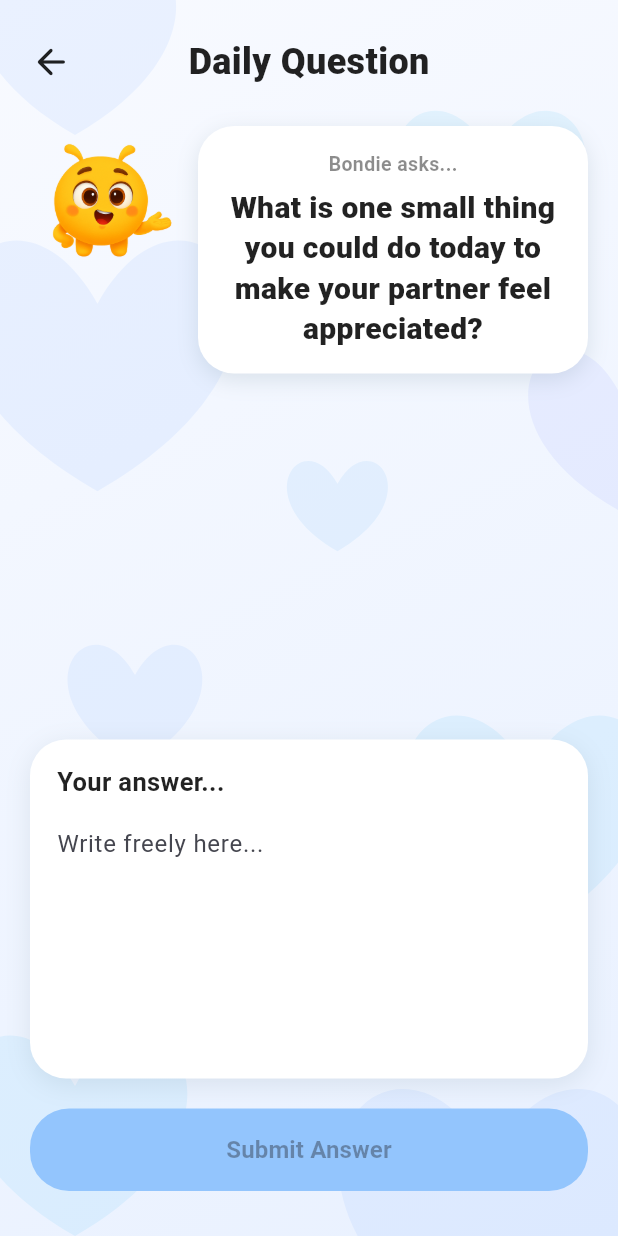
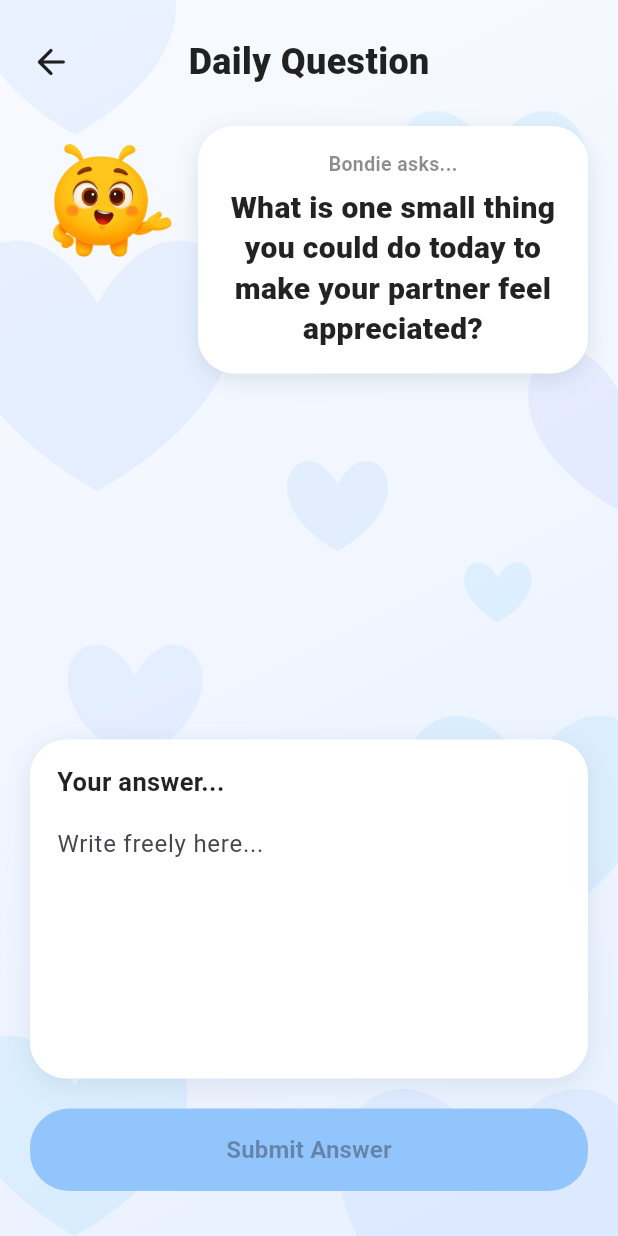
Before and after one commit to Tomasalexpt30/IPM_Bonded, a Flutter app: the ActivityQuestionPage screen opened directly, on a phone screen of 412 x 824 dp. Run offline on Flutter 3.47's test engine with Material 3 defaults, Android fonts, the phone set to English and light mode, and no system bars; our stand-ins replace confetti, fl_chart, photo_view; Roboto replaces fonts that are missing (Poppins).

Commit message:
Bonded APP Version 17.3
- Small Fixes

```diff
--- a/lib/layout/app_background.dart
+++ b/lib/layout/app_background.dart
@@ -19,62 +19,18 @@ class AppBackground extends StatelessWidget {
           ),
         ),
 
-        Positioned(
-          top: -45,
-          left: -40,
-          child: _heart(180, Colors.blueAccent.withOpacity(0.08)),
-        ),
-        Positioned(
-          top: 140,
-          left: -60,
-          child: _heart(250, Colors.blueAccent.withOpacity(0.08)),
-        ),
-        Positioned(
-          top: 60,
-          right: 0,
-          child: _heart(170, Colors.lightBlue.withOpacity(0.08)),
-        ),
-        Positioned(
-          top: 200,
-          left: 220,
-          child: _heart(50, Colors.blue.withOpacity(0.08)),
-        ),
-        Positioned(
-          top: 300,
-          left: 180,
-          child: _heart(90, Colors.blue.withOpacity(0.08)),
-        ),
-        Positioned(
-          top: 420,
-          left: 30,
-          child: _heart(120, Colors.blueAccent.withOpacity(0.08)),
-        ),
-        Positioned(
-          bottom: 145,
-          right: -50,
-          child: _heart(220, Colors.lightBlue.withOpacity(0.08)),
-        ),
-        Positioned(
-          top: 220,
-          right: -80,
-          child: _heart(160, Colors.indigoAccent.withOpacity(0.08)),
-        ),
-        Positioned(
-          bottom: -50,
-          left: -50,
-          child: _heart(200, Colors.lightBlue.withOpacity(0.08)),
-        ),
-        Positioned(
-          bottom: 150,
-          left: 140,
-          child: _heart(70, Colors.indigoAccent.withOpacity(0.08)),
-        ),
-        Positioned(
-          bottom: -150,
-          right: -50,
-          child: _heart(270, Colors.blueAccent.withOpacity(0.08)),
-        ),
-
+        Positioned(top: -45, left: -40, child: _heart(180, Colors.blueAccent.withOpacity(0.08)),),
+        Positioned(top: 140, left: -60, child: _heart(250, Colors.blueAccent.withOpacity(0.08)),),
+        Positioned(top: 60, right: 0, child: _heart(170, Colors.lightBlue.withOpacity(0.08)),),
+        Positioned(top: 200, left: 220, child: _heart(50, Colors.blue.withOpacity(0.08)),),
+        Positioned(top: 300, left: 180, child: _heart(90, Colors.blue.withOpacity(0.08)),),
+        Positioned(top: 370, right: 50, child: _heart(60, Colors.lightBlue.withOpacity(0.08)),),
+        Positioned(top: 420, left: 30, child: _heart(120, Colors.blueAccent.withOpacity(0.08)),),
+        Positioned(bottom: 145, right: -50, child: _heart(220, Colors.lightBlue.withOpacity(0.08)),),
+        Positioned(top: 220, right: -80, child: _heart(160, Colors.indigoAccent.withOpacity(0.08)),),
+        Positioned(bottom: -50, left: -50, child: _heart(200, Colors.lightBlue.withOpacity(0.08)),),
+        Positioned(bottom: 150, left: 140, child: _heart(70, Colors.indigoAccent.withOpacity(0.08)),),
+        Positioned(bottom: -150, right: -50, child: _heart(270, Colors.blueAccent.withOpacity(0.08)),),
         child,
       ],
     );
--- a/lib/main.dart
+++ b/lib/main.dart
@@ -32,7 +32,7 @@ class BondedApp extends StatelessWidget {
           secondary: const Color(0xFF06B6D4),
         ),
       ),
-      home: const SplashScreen(),  // Splash primeiro
+      home: const SplashScreen(),
     );
   }
 }
```
